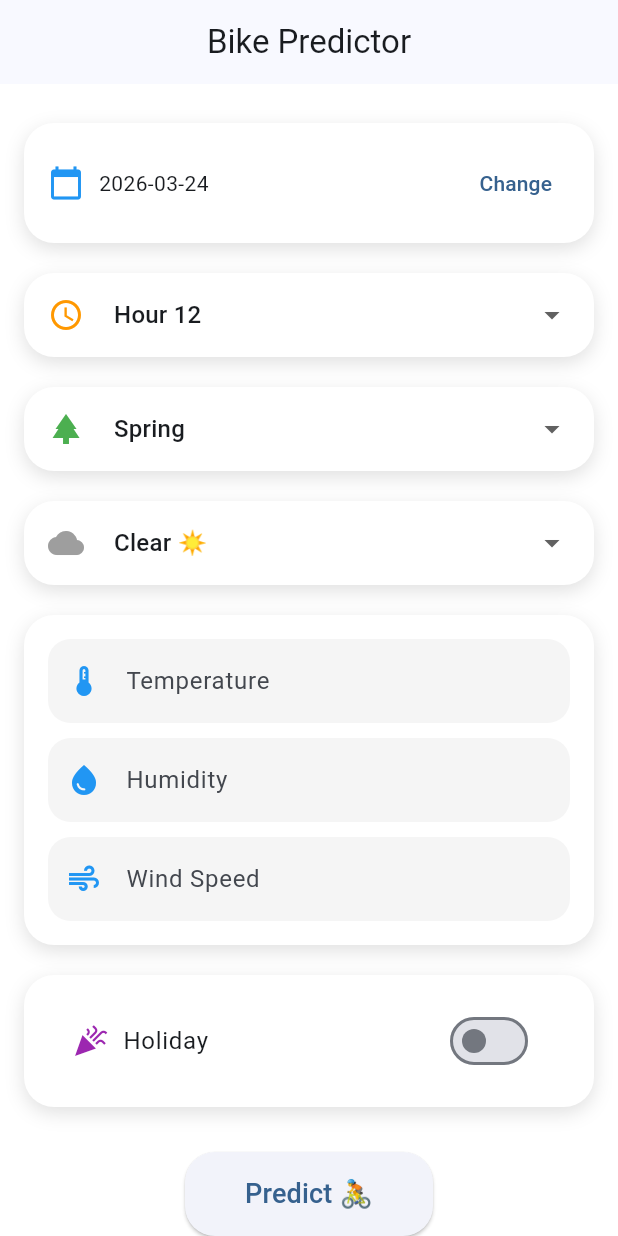
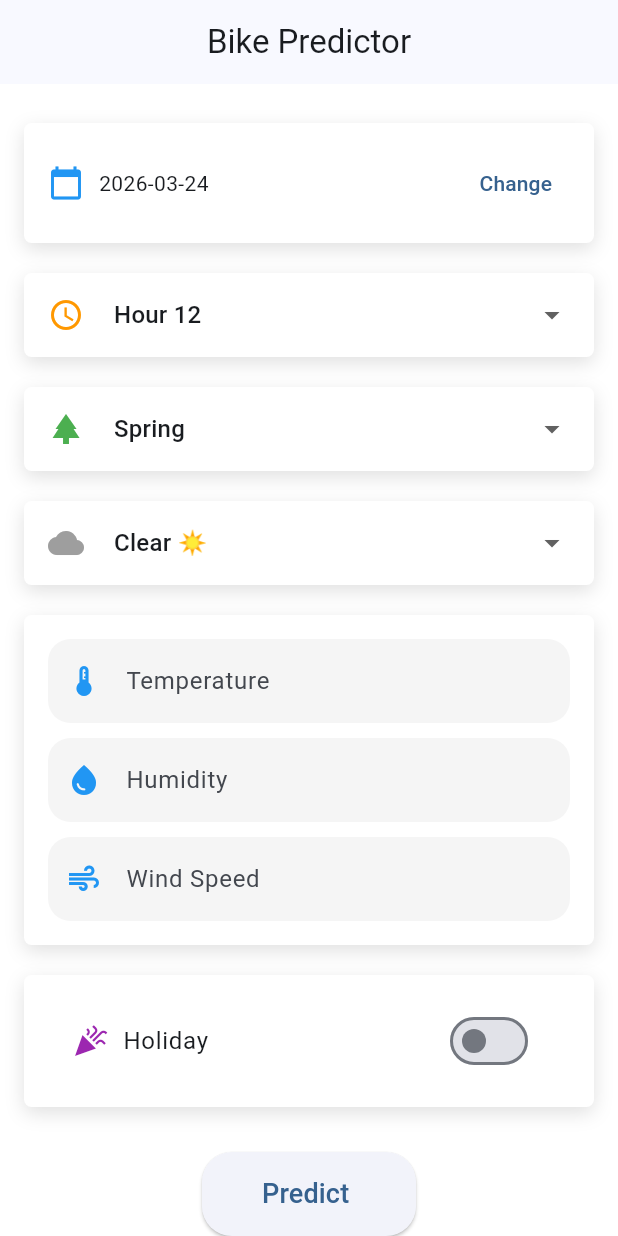
Before and after one commit to Umukundwa004/linear_regression_model, a Flutter app: the screen it shows after launch, on a phone screen of 412 x 824 dp. Run offline on Flutter 3.47's test engine with Material 3 defaults, Android fonts, the phone set to English and light mode, and no system bars; our stand-ins replace shelf; missing offline and left inert: shelf_router.

Commit message:
updated readme file

```diff
--- a/summative/FlutterApp/lib/main.dart
+++ b/summative/FlutterApp/lib/main.dart
@@ -73,7 +73,7 @@ class _BikePredictionPageState extends State<BikePredictionPage> {
       padding: EdgeInsets.all(16),
       decoration: BoxDecoration(
         color: Colors.white,
-        borderRadius: BorderRadius.circular(20),
+        borderRadius: BorderRadius.circular(5),
         boxShadow: [
           BoxShadow(
             color: Colors.black12,
@@ -156,12 +156,12 @@ class _BikePredictionPageState extends State<BikePredictionPage> {
         return;
       }
       setState(() {
-        result = "🚴 ${data['predicted_rentals']} rentals";
+        result = "${data['predicted_rentals']} rentals";
       });
 
       ScaffoldMessenger.of(context).showSnackBar(
         SnackBar(
-          content: Text("Prediction successful ✅"),
+          content: Text("Prediction successful"),
           backgroundColor: Colors.green,
         ),
       );
@@ -200,7 +200,7 @@ class _BikePredictionPageState extends State<BikePredictionPage> {
         padding: EdgeInsets.all(16),
         child: Column(
           children: [
-            // 📅 DATE
+            //  DATE
             buildCard(
               child: Row(
                 children: [
@@ -224,7 +224,7 @@ class _BikePredictionPageState extends State<BikePredictionPage> {
               ),
             ),
 
-            // ⏰ HOUR
+            //  HOUR
             buildCard(
               child: Row(
                 children: [
@@ -248,7 +248,7 @@ class _BikePredictionPageState extends State<BikePredictionPage> {
               ),
             ),
 
-            // 🍃 SEASON
+            //  SEASON
             buildCard(
               child: Row(
                 children: [
@@ -273,7 +273,7 @@ class _BikePredictionPageState extends State<BikePredictionPage> {
               ),
             ),
 
-            // 🌦 WEATHER
+            // WEATHER
             buildCard(
               child: Row(
                 children: [
@@ -316,7 +316,7 @@ class _BikePredictionPageState extends State<BikePredictionPage> {
               ),
             ),
 
-            // 🎉 HOLIDAY
+            // HOLIDAY
             buildCard(
               child: SwitchListTile(
                 title: Row(
@@ -333,7 +333,7 @@ class _BikePredictionPageState extends State<BikePredictionPage> {
 
             SizedBox(height: 20),
 
-            // 🔄 BUTTON / LOADING
+            //  BUTTON / LOADING
             AnimatedSwitcher(
               duration: Duration(milliseconds: 300),
               child: isLoading
@@ -349,17 +349,16 @@ class _BikePredictionPageState extends State<BikePredictionPage> {
                         ),
                       ),
                       onPressed: predict,
-                      child: Text("Predict 🚴", style: TextStyle(fontSize: 18)),
+                      child: Text("Predict ", style: TextStyle(fontSize: 18)),
                     ),
             ),
 
-            // 📊 RESULT
+            // RESULT
             if (result.isNotEmpty)
               buildCard(
                 child: Column(
                   children: [
-                    Icon(Icons.directions_bike, size: 40, color: Colors.blue),
-                    SizedBox(height: 10),
+                    SizedBox(height: 10, width: 20),
                     Text(
                       result,
                       textAlign: TextAlign.center,
```
